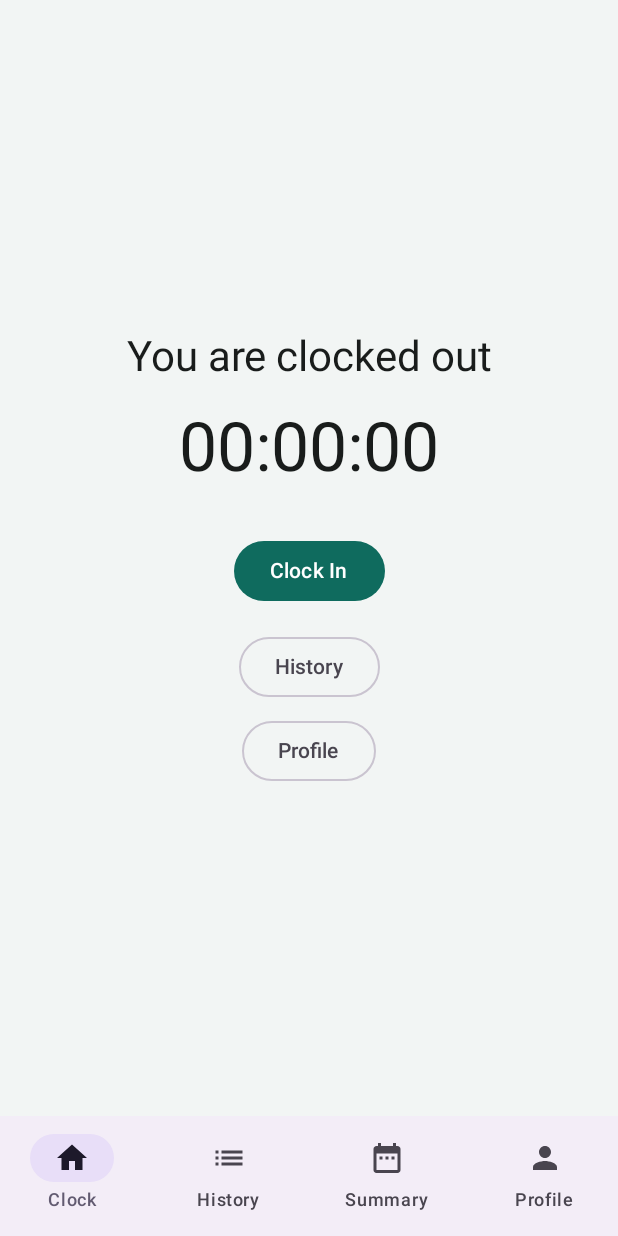
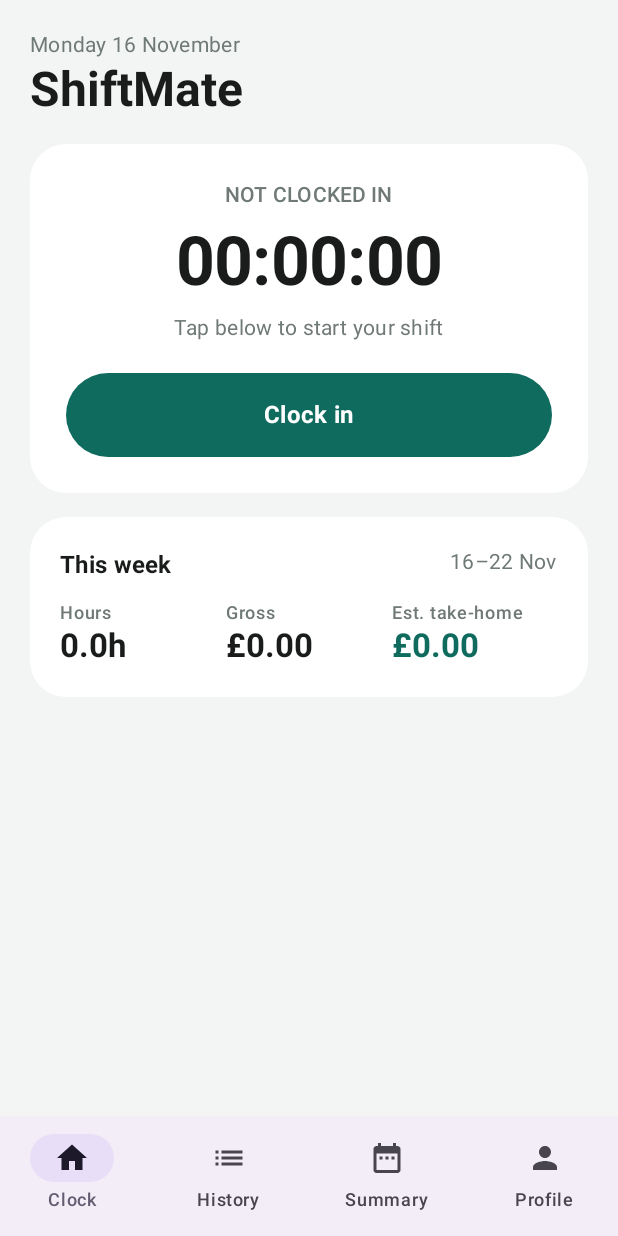
Before and after one commit to AMAN582-del/Native-Mobile-Apps, an Android app built with Jetpack Compose: the screen it shows after launch (MainActivity), on a phone screen of 412 x 824 dp. Run offline under Robolectric (Android 15) with nearby library versions, the phone set to English and light mode, and no system bars; our stand-ins replace Room's generated code; 1 statement that could not run was skipped.

Commit message:
Restyle clock screen with weekly earnings card

```diff
--- a/app/src/main/java/com/aman/shiftmate/HomeScreen.kt
+++ b/app/src/main/java/com/aman/shiftmate/HomeScreen.kt
@@ -2,36 +2,47 @@ package com.aman.shiftmate
 
 import androidx.compose.foundation.layout.Arrangement
 import androidx.compose.foundation.layout.Column
+import androidx.compose.foundation.layout.Row
 import androidx.compose.foundation.layout.Spacer
 import androidx.compose.foundation.layout.fillMaxSize
+import androidx.compose.foundation.layout.fillMaxWidth
 import androidx.compose.foundation.layout.height
 import androidx.compose.foundation.layout.padding
+import androidx.compose.foundation.rememberScrollState
+import androidx.compose.foundation.shape.RoundedCornerShape
+import androidx.compose.foundation.verticalScroll
 import androidx.compose.material3.Button
+import androidx.compose.material3.ButtonDefaults
+import androidx.compose.material3.Card
+import androidx.compose.material3.CardDefaults
 import androidx.compose.material3.MaterialTheme
-import androidx.compose.material3.OutlinedButton
 import androidx.compose.material3.Text
 import androidx.compose.runtime.Composable
+import androidx.compose.runtime.LaunchedEffect
 import androidx.compose.runtime.getValue
+import androidx.compose.runtime.remember
 import androidx.compose.ui.Alignment
 import androidx.compose.ui.Modifier
+import androidx.compose.ui.text.font.FontWeight
 import androidx.compose.ui.unit.dp
 import androidx.lifecycle.compose.collectAsStateWithLifecycle
 import androidx.lifecycle.viewmodel.compose.viewModel
+import java.text.SimpleDateFormat
+import java.util.Calendar
+import java.util.Date
+import java.util.Locale
 
 // Stateful wrapper: owns the ViewModel and collects its state
 @Composable
 fun HomeScreen(
-    onOpenHistory: () -> Unit,
-    onOpenProfile: () -> Unit,
     modifier: Modifier = Modifier,
     viewModel: HomeViewModel = viewModel()
 ) {
     val state by viewModel.uiState.collectAsStateWithLifecycle()
+    LaunchedEffect(Unit) { viewModel.refreshWeek() }
     HomeContent(
         state = state,
         onToggle = viewModel::onClockToggle,
-        onOpenHistory = onOpenHistory,
-        onOpenProfile = onOpenProfile,
         modifier = modifier
     )
 }
@@ -41,38 +52,120 @@ fun HomeScreen(
 fun HomeContent(
     state: HomeUiState,
     onToggle: () -> Unit,
-    onOpenHistory: () -> Unit,
-    onOpenProfile: () -> Unit,
     modifier: Modifier = Modifier
 ) {
+    val today = remember { SimpleDateFormat("EEEE d MMMM", Locale.UK).format(Date()) }
+    val weekRange = remember { weekRangeLabel() }
+
     Column(
-        modifier = modifier.fillMaxSize().padding(24.dp),
-        horizontalAlignment = Alignment.CenterHorizontally,
-        verticalArrangement = Arrangement.Center
+        modifier = modifier
+            .fillMaxSize()
+            .verticalScroll(rememberScrollState())
+            .padding(20.dp),
+        verticalArrangement = Arrangement.spacedBy(16.dp)
+    ) {
+        Column {
+            Text(today, style = MaterialTheme.typography.bodyMedium, color = MaterialTheme.colorScheme.outline)
+            Text("ShiftMate", style = MaterialTheme.typography.headlineLarge, fontWeight = FontWeight.Bold)
+        }
+
+        // Clock card
+        Card(
+            modifier = Modifier.fillMaxWidth(),
+            shape = RoundedCornerShape(24.dp),
+            colors = CardDefaults.cardColors(containerColor = MaterialTheme.colorScheme.surface)
+        ) {
+            Column(
+                modifier = Modifier.padding(24.dp),
+                horizontalAlignment = Alignment.CenterHorizontally
             ) {
                 Text(
-            text = if (state.isClockedIn) "You are clocked in" else "You are clocked out",
-            style = MaterialTheme.typography.headlineMedium
+                    text = if (state.isClockedIn) "CLOCKED IN" else "NOT CLOCKED IN",
+                    style = MaterialTheme.typography.labelLarge,
+                    color = MaterialTheme.colorScheme.outline
                 )
-        Spacer(Modifier.height(16.dp))
+                Spacer(Modifier.height(8.dp))
                 Text(
                     text = formatElapsed(state.elapsedSeconds),
-            style = MaterialTheme.typography.displayMedium
+                    style = MaterialTheme.typography.displayMedium,
+                    fontWeight = FontWeight.Bold
                 )
-        Spacer(Modifier.height(32.dp))
-        Button(onClick = onToggle) {
-            Text(if (state.isClockedIn) "Clock Out" else "Clock In")
+                Spacer(Modifier.height(8.dp))
+                Text(
+                    text = if (state.isClockedIn) "Shift in progress" else "Tap below to start your shift",
+                    style = MaterialTheme.typography.bodyMedium,
+                    color = MaterialTheme.colorScheme.outline
+                )
+                Spacer(Modifier.height(20.dp))
+                Button(
+                    onClick = onToggle,
+                    modifier = Modifier.fillMaxWidth().height(56.dp),
+                    shape = RoundedCornerShape(28.dp),
+                    colors = if (state.isClockedIn) {
+                        ButtonDefaults.buttonColors(containerColor = MaterialTheme.colorScheme.error)
+                    } else {
+                        ButtonDefaults.buttonColors()
                     }
-        Spacer(Modifier.height(16.dp))
-        OutlinedButton(onClick = onOpenHistory) { Text("History") }
-        Spacer(Modifier.height(8.dp))
-        OutlinedButton(onClick = onOpenProfile) { Text("Profile") }
+                ) {
+                    Text(
+                        if (state.isClockedIn) "Clock out" else "Clock in",
+                        style = MaterialTheme.typography.titleMedium,
+                        fontWeight = FontWeight.Bold
+                    )
+                }
                 state.errorMessage?.let { message ->
-            Spacer(Modifier.height(16.dp))
+                    Spacer(Modifier.height(12.dp))
                     Text(text = message, color = MaterialTheme.colorScheme.error)
                 }
             }
         }
 
+        // This week card
+        Card(
+            modifier = Modifier.fillMaxWidth(),
+            shape = RoundedCornerShape(24.dp),
+            colors = CardDefaults.cardColors(containerColor = MaterialTheme.colorScheme.surface)
+        ) {
+            Column(Modifier.padding(20.dp), verticalArrangement = Arrangement.spacedBy(12.dp)) {
+                Row(Modifier.fillMaxWidth(), horizontalArrangement = Arrangement.SpaceBetween) {
+                    Text("This week", style = MaterialTheme.typography.titleMedium, fontWeight = FontWeight.Bold)
+                    Text(weekRange, style = MaterialTheme.typography.bodyMedium, color = MaterialTheme.colorScheme.outline)
+                }
+                Row(Modifier.fillMaxWidth()) {
+                    WeekStat("Hours", String.format(Locale.UK, "%.1fh", state.weekHours), Modifier.weight(1f))
+                    WeekStat("Gross", money(state.weekGross), Modifier.weight(1f))
+                    WeekStat("Est. take-home", money(state.weekNet), Modifier.weight(1f), highlight = true)
+                }
+            }
+        }
+    }
+}
+
+@Composable
+private fun WeekStat(label: String, value: String, modifier: Modifier = Modifier, highlight: Boolean = false) {
+    Column(modifier) {
+        Text(label, style = MaterialTheme.typography.labelMedium, color = MaterialTheme.colorScheme.outline)
+        Text(
+            value,
+            style = MaterialTheme.typography.titleLarge,
+            fontWeight = FontWeight.Bold,
+            color = if (highlight) MaterialTheme.colorScheme.primary else MaterialTheme.colorScheme.onSurface
+        )
+    }
+}
+
+private fun money(value: Double): String = String.format(Locale.UK, "£%,.2f", value)
+
+/** For example "9–15 Nov": Monday to Sunday of the current week. */
+private fun weekRangeLabel(): String {
+    val c = Calendar.getInstance()
+    c.firstDayOfWeek = Calendar.MONDAY
+    c.set(Calendar.DAY_OF_WEEK, Calendar.MONDAY)
+    val start = c.time
+    c.add(Calendar.DAY_OF_YEAR, 6)
+    val end = c.time
+    return SimpleDateFormat("d", Locale.UK).format(start) + "–" + SimpleDateFormat("d MMM", Locale.UK).format(end)
+}
+
 fun formatElapsed(totalSeconds: Long): String =
     "%02d:%02d:%02d".format(totalSeconds / 3600, (totalSeconds % 3600) / 60, totalSeconds % 60)
--- a/app/src/main/java/com/aman/shiftmate/HomeUiState.kt
+++ b/app/src/main/java/com/aman/shiftmate/HomeUiState.kt
@@ -1,9 +1,12 @@
 package com.aman.shiftmate
 
-// Everything the Home screen needs to display, in one immutable object
+/** Everything the Clock screen shows. */
 data class HomeUiState(
     val isClockedIn: Boolean = false,
     val clockInTime: Long? = null,
     val elapsedSeconds: Long = 0L,
+    val weekHours: Double = 0.0,
+    val weekGross: Double = 0.0,
+    val weekNet: Double = 0.0,
     val errorMessage: String? = null
 )
--- a/app/src/main/java/com/aman/shiftmate/HomeViewModel.kt
+++ b/app/src/main/java/com/aman/shiftmate/HomeViewModel.kt
@@ -6,14 +6,18 @@ import androidx.lifecycle.viewModelScope
 import com.aman.shiftmate.data.SettingsRepository
 import com.aman.shiftmate.data.ShiftDatabase
 import com.aman.shiftmate.data.ShiftRepository
+import com.aman.shiftmate.domain.PayCalculator
+import com.aman.shiftmate.model.Shift
 import kotlinx.coroutines.CancellationException
 import kotlinx.coroutines.Job
 import kotlinx.coroutines.delay
 import kotlinx.coroutines.flow.MutableStateFlow
 import kotlinx.coroutines.flow.StateFlow
 import kotlinx.coroutines.flow.asStateFlow
+import kotlinx.coroutines.flow.catch
 import kotlinx.coroutines.flow.update
 import kotlinx.coroutines.launch
+import java.util.Calendar
 
 class HomeViewModel(application: Application) : AndroidViewModel(application) {
 
@@ -24,6 +28,7 @@ class HomeViewModel(application: Application) : AndroidViewModel(application) {
     val uiState: StateFlow<HomeUiState> = _uiState.asStateFlow()
 
     private var timerJob: Job? = null
+    private var lastShifts: List<Shift> = emptyList()
 
     init {
         // The database is the source of truth: an open shift in Room means "clocked in".
@@ -40,6 +45,18 @@ class HomeViewModel(application: Application) : AndroidViewModel(application) {
                     }
                 }
             }
+        }
+
+        // Keeps the "This week" card up to date whenever shifts change
+        viewModelScope.launch {
+            repository.shifts
+                .catch {
+                    _uiState.update { it.copy(errorMessage = "Could not load this week's totals.") }
+                }
+                .collect { list ->
+                    lastShifts = list
+                    updateWeek()
+                }
         }
     }
 
@@ -61,6 +78,31 @@ class HomeViewModel(application: Application) : AndroidViewModel(application) {
         }
     }
 
+    /** Called when the Clock screen is shown, so a changed tax region in Profile is picked up. */
+    fun refreshWeek() = updateWeek()
+
+    private fun updateWeek() {
+        val start = weekStart()
+        val inWeek = lastShifts.filter { it.endTime != null && it.startTime >= start }
+        val region = settingsRepository.get().taxRegion
+        val result = PayCalculator.summarise(inWeek, 52, region)
+        _uiState.update {
+            it.copy(weekHours = result.hours, weekGross = result.gross, weekNet = result.net)
+        }
+    }
+
+    /** Monday 00:00 of the current week, in local time. */
+    private fun weekStart(): Long {
+        val c = Calendar.getInstance()
+        c.firstDayOfWeek = Calendar.MONDAY
+        c.set(Calendar.HOUR_OF_DAY, 0)
+        c.set(Calendar.MINUTE, 0)
+        c.set(Calendar.SECOND, 0)
+        c.set(Calendar.MILLISECOND, 0)
+        c.set(Calendar.DAY_OF_WEEK, Calendar.MONDAY)
+        return c.timeInMillis
+    }
+
     private fun startTimer(start: Long) {
         timerJob?.cancel()
         timerJob = viewModelScope.launch {
--- a/app/src/main/java/com/aman/shiftmate/MainActivity.kt
+++ b/app/src/main/java/com/aman/shiftmate/MainActivity.kt
@@ -122,10 +122,7 @@ class MainActivity : ComponentActivity() {
                         modifier = Modifier.padding(innerPadding)
                     ) {
                         composable("home") {
-                            HomeScreen(
-                                onOpenHistory = { navController.navigate("history") },
-                                onOpenProfile = { navController.navigate("profile") }
-                            )
+                            HomeScreen()
                         }
                         composable("history") {
                             HistoryScreen(
```
Lines whose indentation alone changed are shown as unchanged.
